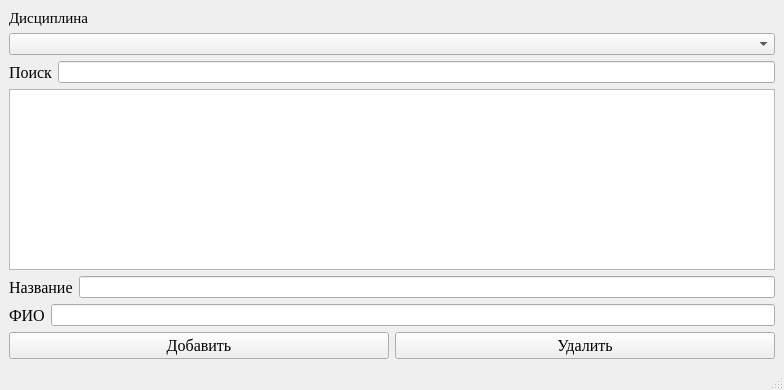
nonepostlife/GEN, file genexamtickets/tableform.ui: the form before one commit.
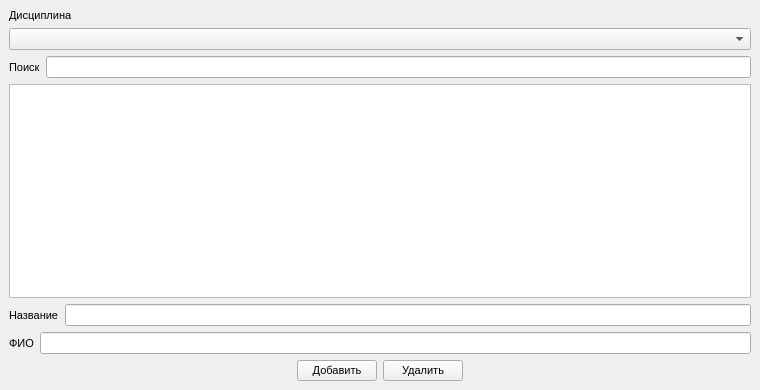
The form after the commit.

```diff
--- a/genexamtickets/tableform.ui
+++ b/genexamtickets/tableform.ui
@@ -6,7 +6,7 @@
    <rect>
     <x>0</x>
     <y>0</y>
-    <width>784</width>
+    <width>760</width>
     <height>390</height>
    </rect>
   </property>
@@ -19,8 +19,8 @@
      <widget class="QLabel" name="label">
       <property name="font">
        <font>
-        <family>Times New Roman</family>
-        <pointsize>11</pointsize>
+        <family>MS Shell Dlg 2</family>
+        <pointsize>8</pointsize>
        </font>
       </property>
       <property name="text">
@@ -37,8 +37,8 @@
        <widget class="QLabel" name="label_2">
         <property name="font">
          <font>
-          <family>Times New Roman</family>
-          <pointsize>12</pointsize>
+          <family>MS Shell Dlg 2</family>
+          <pointsize>8</pointsize>
          </font>
         </property>
         <property name="text">
@@ -60,8 +60,8 @@
        <widget class="QLabel" name="label_3">
         <property name="font">
          <font>
-          <family>Times New Roman</family>
-          <pointsize>12</pointsize>
+          <family>MS Shell Dlg 2</family>
+          <pointsize>8</pointsize>
          </font>
         </property>
         <property name="text">
@@ -80,8 +80,8 @@
        <widget class="QLabel" name="label_4">
         <property name="font">
          <font>
-          <family>Times New Roman</family>
-          <pointsize>12</pointsize>
+          <family>MS Shell Dlg 2</family>
+          <pointsize>8</pointsize>
          </font>
         </property>
         <property name="text">
@@ -96,12 +96,25 @@
     </item>
     <item>
      <layout class="QHBoxLayout" name="horizontalLayout">
+      <item>
+       <spacer name="horizontalSpacer">
+        <property name="orientation">
+         <enum>Qt::Horizontal</enum>
+        </property>
+        <property name="sizeHint" stdset="0">
+         <size>
+          <width>40</width>
+          <height>20</height>
+         </size>
+        </property>
+       </spacer>
+      </item>
       <item>
        <widget class="QPushButton" name="addButton">
         <property name="font">
          <font>
-          <family>Times New Roman</family>
-          <pointsize>12</pointsize>
+          <family>MS Shell Dlg 2</family>
+          <pointsize>8</pointsize>
          </font>
         </property>
         <property name="text">
@@ -113,8 +126,8 @@
        <widget class="QPushButton" name="deleteButton">
         <property name="font">
          <font>
-          <family>Times New Roman</family>
-          <pointsize>12</pointsize>
+          <family>MS Shell Dlg 2</family>
+          <pointsize>8</pointsize>
          </font>
         </property>
         <property name="text">
@@ -122,6 +135,19 @@
         </property>
        </widget>
       </item>
+      <item>
+       <spacer name="horizontalSpacer_2">
+        <property name="orientation">
+         <enum>Qt::Horizontal</enum>
+        </property>
+        <property name="sizeHint" stdset="0">
+         <size>
+          <width>40</width>
+          <height>20</height>
+         </size>
+        </property>
+       </spacer>
+      </item>
      </layout>
     </item>
    </layout>
@@ -136,7 +162,6 @@
     </rect>
    </property>
   </widget>
-  <widget class="QStatusBar" name="statusbar"/>
  </widget>
  <resources/>
  <connections/>
```
Left out of the diff: 2 changed lines with no effect on the pictures.
